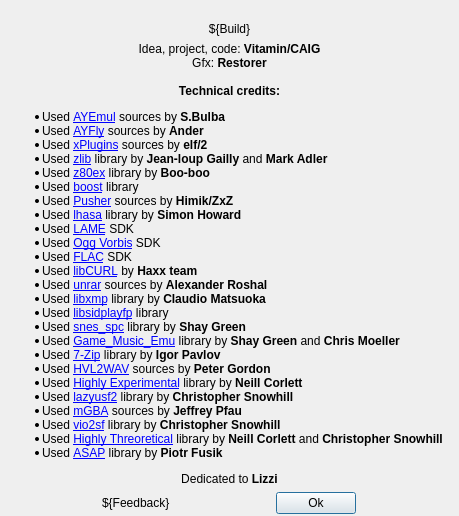
Qt form apps/zxtune-qt/ui/informational/aboutdialog.ui (vitamin-caig/zxtune) before a commit.
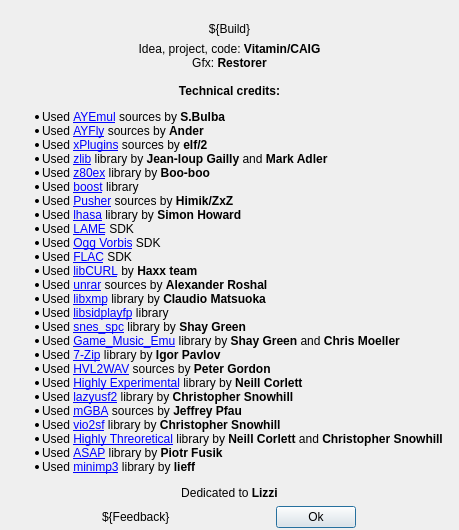
The same form after that commit. Icons and pictures are not drawn.

Commit message: zxtune-qt: update credits.

The edit to the form file:
```diff
--- a/apps/zxtune-qt/ui/informational/aboutdialog.ui
+++ b/apps/zxtune-qt/ui/informational/aboutdialog.ui
@@ -96,6 +96,7 @@
 &lt;li&gt;Used &lt;a href=&quot;https://gitlab.kode54.net/kode54/vio2sf&quot;&gt;vio2sf&lt;/a&gt; library by &lt;b&gt;Christopher Snowhill&lt;/b&gt;&lt;/li&gt;
 &lt;li&gt;Used &lt;a href=&quot;https://gitlab.kode54.net/kode54/Highly_Theoretical&quot;&gt;Highly Threoretical&lt;/a&gt; library by &lt;b&gt;Neill Corlett&lt;/b&gt; and &lt;b&gt;Christopher Snowhill&lt;/b&gt;&lt;/li&gt;
 &lt;li&gt;Used &lt;a href=&quot;http://sourceforge.net/projects/asap&quot;&gt;ASAP&lt;/a&gt; library by &lt;b&gt;Piotr Fusik&lt;/b&gt;&lt;/li&gt;
+&lt;li&gt;Used &lt;a href=&quot;https://github.com/lieff/minimp3&quot;&gt;minimp3&lt;/a&gt; library by &lt;b&gt;lieff&lt;/b&gt;&lt;/li&gt;
 &lt;/ul&gt;
 
 &lt;center&gt;Dedicated to &lt;b&gt;Lizzi&lt;/b&gt;&lt;/center&gt;
```
The commit also changes 2 other files.
